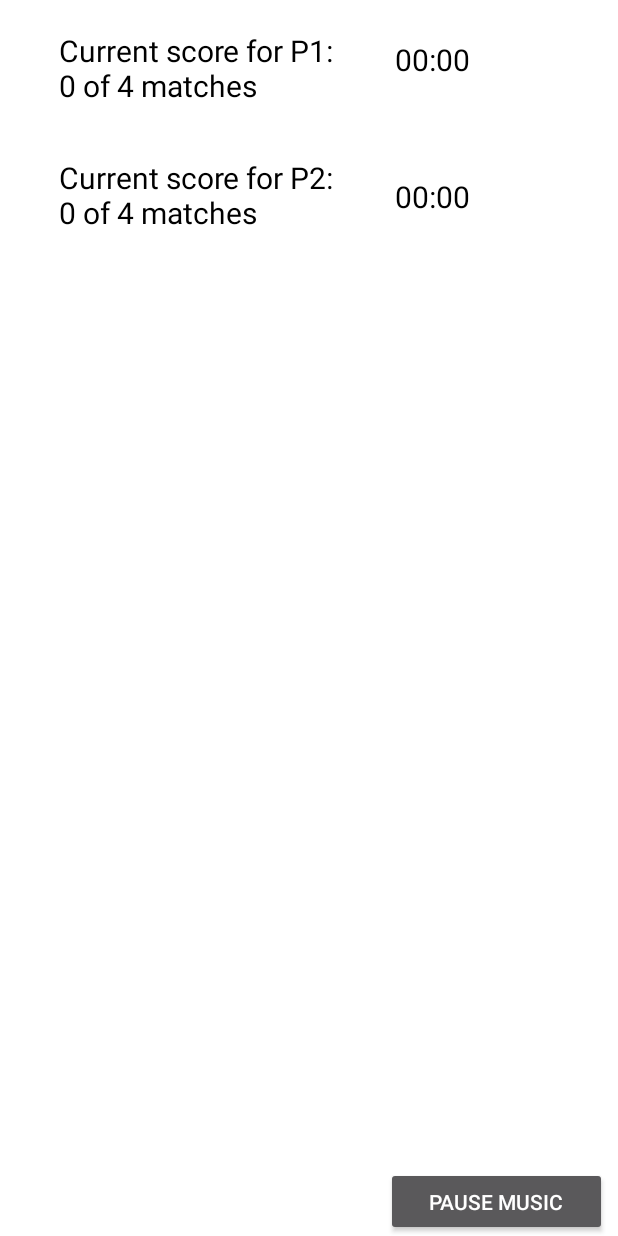
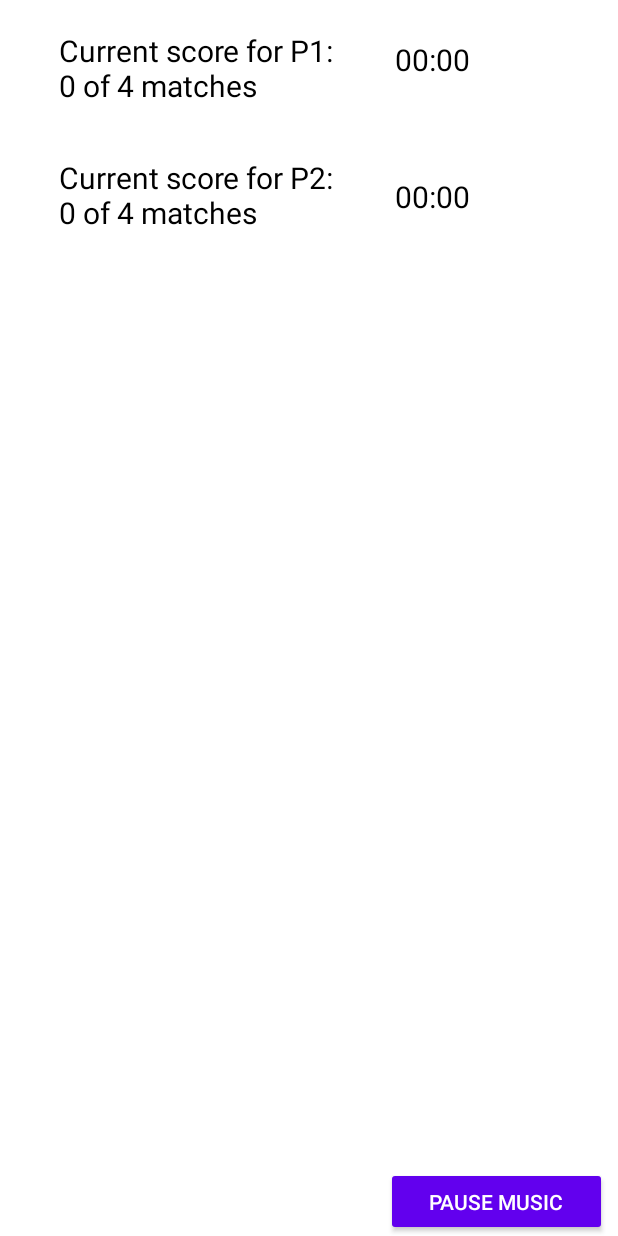
Before and after one commit to RonnieFun/MemoryGameProjectTeamVersion, an Android app: the GameActivityDoublePlayer screen opened directly, with no data from a screen before it, on a phone screen of 412 x 824 dp. Run offline under Robolectric (Android 15) with nearby library versions, the phone set to English and light mode, and no system bars; our stand-ins replace Picasso; pictures from the network do not load; 1 statement that could not run was skipped.

Commit message:
Add: Purple background to pause and resume music buttons

```diff
--- a/app/src/main/res/layout/gameboarddouble.xml
+++ b/app/src/main/res/layout/gameboarddouble.xml
@@ -352,6 +352,7 @@
             android:layout_width="147dp"
             android:layout_height="46dp"
             android:layout_marginStart="250dp"
+            android:backgroundTint="@color/purple_500"
             android:text="@string/pause_music"
             app:layout_constraintBottom_toBottomOf="parent"
             app:layout_constraintEnd_toEndOf="parent"
--- a/app/src/main/res/layout/gameboardsingle.xml
+++ b/app/src/main/res/layout/gameboardsingle.xml
@@ -241,6 +241,7 @@
             android:layout_width="147dp"
             android:layout_height="46dp"
             android:layout_marginStart="250dp"
+            android:backgroundTint="@color/purple_500"
             android:text="@string/pause_music"
             app:layout_constraintBottom_toBottomOf="parent"
             app:layout_constraintEnd_toEndOf="parent"
```
